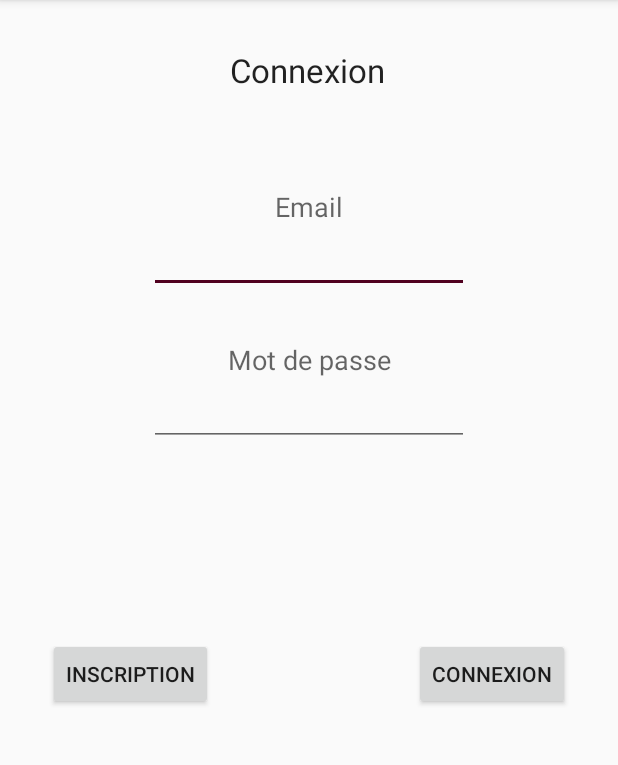
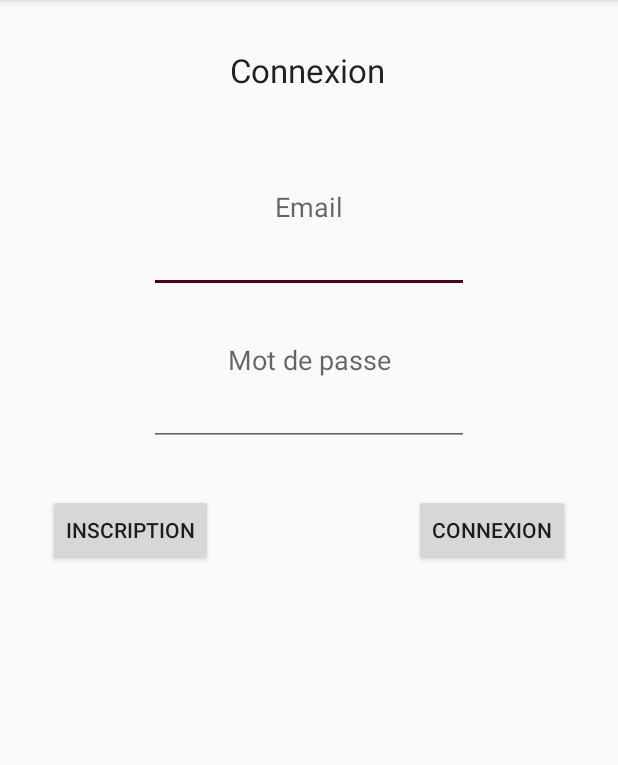
Before and after one commit to TakamakWasTaken/PartyMaker, an Android app: the screen it shows after launch (MainActivity), on a phone screen of 412 x 824 dp, the part 84-849 px from its top. Run offline under Robolectric (Android 15) with nearby library versions, the phone set to English and light mode, and no system bars.

Commit message:
Ajout de l'architecture générale

```diff
--- a/app/build.gradle
+++ b/app/build.gradle
@@ -24,6 +24,7 @@ android {
 }
 
 dependencies {
+    implementation "org.jetbrains.anko:anko:$anko_version"
     implementation fileTree(dir: 'libs', include: ['*.jar'])
     implementation "org.jetbrains.kotlin:kotlin-stdlib-jdk7:$kotlin_version"
     implementation 'androidx.appcompat:appcompat:1.0.2'
--- a/app/src/main/res/layout/activity_main.xml
+++ b/app/src/main/res/layout/activity_main.xml
@@ -64,8 +64,9 @@
         android:id="@+id/button_connect"
         android:layout_width="wrap_content"
         android:layout_height="wrap_content"
-        android:layout_marginTop="128dp"
+        android:layout_marginTop="32dp"
         android:layout_marginEnd="32dp"
+        android:onClick="connect"
         android:text="Connexion"
         app:layout_constraintEnd_toEndOf="parent"
         app:layout_constraintTop_toBottomOf="@+id/input_connectPass" />
@@ -75,7 +76,7 @@
         android:layout_width="wrap_content"
         android:layout_height="wrap_content"
         android:layout_marginStart="32dp"
-        android:layout_marginTop="128dp"
+        android:layout_marginTop="32dp"
         android:onClick="startInscription"
         android:text="Inscription"
         app:layout_constraintStart_toStartOf="parent"
--- a/build.gradle
+++ b/build.gradle
@@ -2,6 +2,7 @@
 
 buildscript {
     ext.kotlin_version = '1.3.50'
+    ext.anko_version='0.10.8'
     repositories {
         google()
         jcenter()
```
Also changed, not shown: app/src/main/java/com/example/partymaker/MainActivity.kt (+30 -2 lines).
